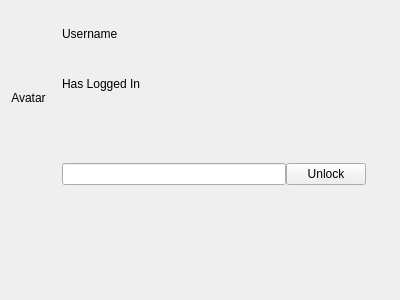
First picture: the form in mainwindow.ui, repository ukui/ukui-screensaver, before the edit.
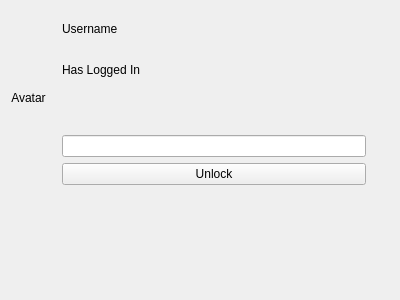
Second picture: the form after the edit.

Commit message: [UI] Put btnUnlock in lineEditPassword [New] set the text of lblUsername with current username

```diff
--- a/mainwindow.ui
+++ b/mainwindow.ui
@@ -65,11 +65,6 @@
         </widget>
        </item>
        <item>
-        <layout class="QHBoxLayout" name="hLayoutPWD">
-         <property name="spacing">
-          <number>0</number>
-         </property>
-         <item>
           <widget class="QLineEdit" name="lineEditPassword"/>
          </item>
          <item>
@@ -78,8 +73,6 @@
             <string>Unlock</string>
            </property>
           </widget>
-         </item>
-        </layout>
        </item>
       </layout>
      </item>
```
Lines whose indentation alone changed are shown as unchanged. The commit also changes 1 other file.
